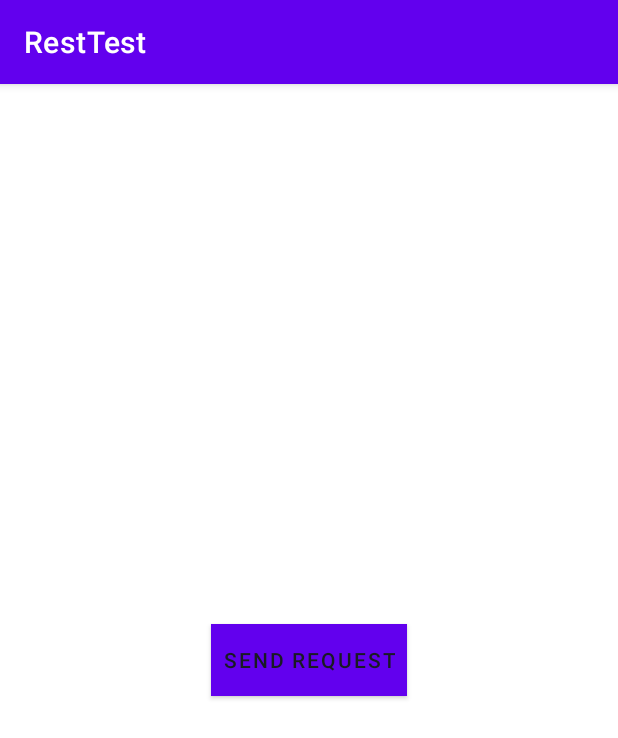
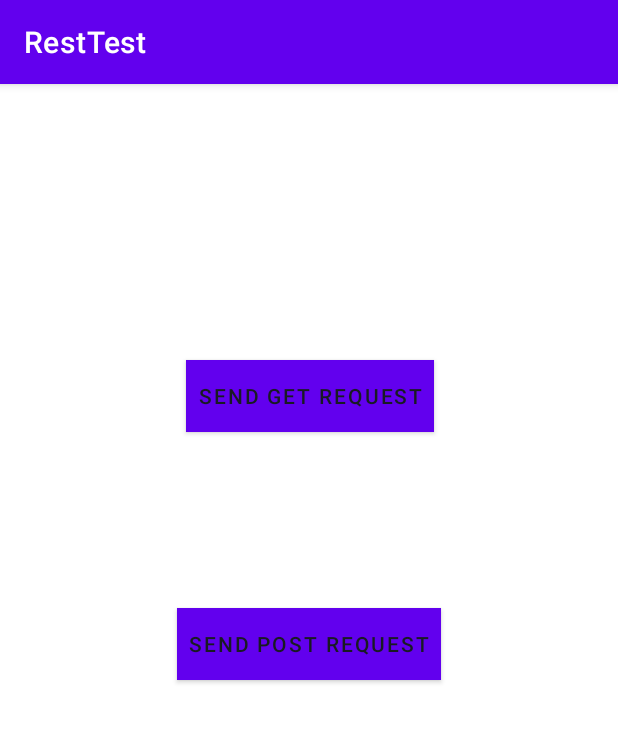
Before and after one commit to baranucdag/HTTPOperations-Android, an Android app: the screen it shows after launch (MainActivity), on a phone screen of 412 x 824 dp. Shown: the top 738 px of the screen. Run offline under Robolectric (Android 15) with nearby library versions, the phone set to English and light mode, and no system bars; our stand-ins replace Volley.

Commit message:
base classes created to enable send post and get requests.

```diff
--- a/app/src/main/res/layout/activity_main.xml
+++ b/app/src/main/res/layout/activity_main.xml
@@ -1,24 +1,39 @@
 <?xml version="1.0" encoding="utf-8"?>
-<androidx.constraintlayout.widget.ConstraintLayout
-    xmlns:android="http://schemas.android.com/apk/res/android"
+<androidx.constraintlayout.widget.ConstraintLayout xmlns:android="http://schemas.android.com/apk/res/android"
+    xmlns:app="http://schemas.android.com/apk/res-auto"
     xmlns:tools="http://schemas.android.com/tools"
-    xmlns:app="http://schemas.android.com/apk/res-auto"
     android:layout_width="match_parent"
     android:layout_height="match_parent"
     tools:context=".MainActivity">
 
 
     <Button
-        android:id="@+id/button_send_request"
+        android:id="@+id/button_send_getRequest"
+        android:layout_width="wrap_content"
+        android:layout_height="wrap_content"
+        android:layout_marginTop="184dp"
+        android:background="@color/cardview_light_background"
+        android:padding="8dp"
+        android:text="Send Get Request"
+        android:textColor="@color/material_dynamic_neutral_variant10"
+        app:layout_constraintEnd_toEndOf="parent"
+        app:layout_constraintHorizontal_bias="0.503"
+        app:layout_constraintStart_toStartOf="parent"
+        app:layout_constraintTop_toTopOf="parent" />
+
+    <Button
+        android:id="@+id/button_send_postRequest"
         android:layout_width="wrap_content"
         android:layout_height="wrap_content"
         android:background="@color/cardview_light_background"
         android:padding="8dp"
-        android:text="Send Request"
+        android:text="Send Post Request"
         android:textColor="@color/material_dynamic_neutral_variant10"
         app:layout_constraintBottom_toBottomOf="parent"
         app:layout_constraintEnd_toEndOf="parent"
         app:layout_constraintStart_toStartOf="parent"
-        app:layout_constraintTop_toTopOf="parent" />
+        app:layout_constraintTop_toBottomOf="@+id/button_send_getRequest"
+        app:layout_constraintVertical_bias="0.241" />
+
 
 </androidx.constraintlayout.widget.ConstraintLayout>
```
Also changed, not shown: app/src/main/java/com/deneme/resttest/HttpClientActions.java (added, +63 -0 lines), app/src/main/java/com/deneme/resttest/MainActivity.java (+74 -7 lines).
